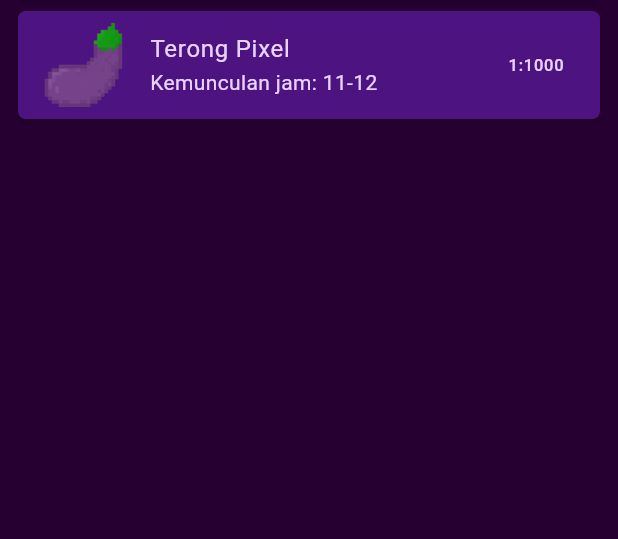
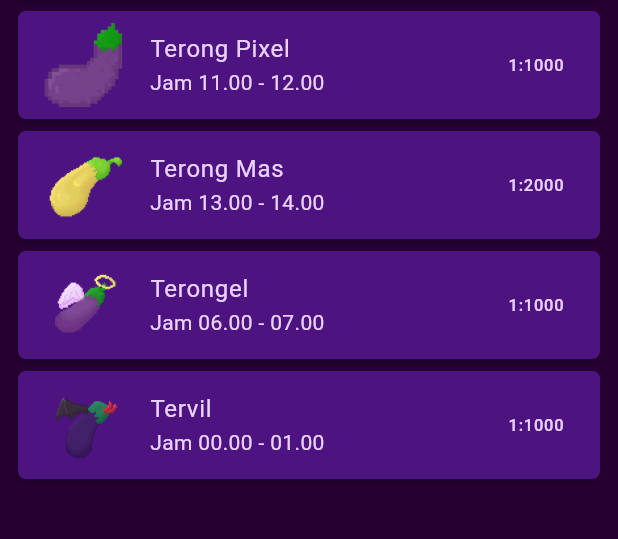
Before and after one commit to ramasii/game-terong, a Flutter app: the TerongDrop screen opened directly, on a phone screen of 412 x 824 dp, the part 211-750 px from its top. Run offline on Flutter 3.47's test engine with Material 3 defaults, Android fonts, the phone set to English and light mode, and no system bars; our stand-ins replace cloud_firestore, firebase_analytics, firebase_auth, firebase_core, shared_preferences, simple_shadow; accounts and stored records are empty; generated files the repository leaves out were written again.

Commit message:
Menambahkan terong baru
terong baru:
- tervil
- terongel
- terong mas

```diff
--- a/lib/classes/terong_manager.dart
+++ b/lib/classes/terong_manager.dart
@@ -18,7 +18,44 @@ class TerongManager {
       timeSpawnEnd: 12,
       probability: 1000);
 
-  List<TerongV2> terongList = [terong, terongPixel];
+  static TerongV2 terongMas = TerongV2(
+    id: "terongMas",
+    name: "Terong Mas",
+    description: "Apakah kamu suka terong? atau suka emas? bagaimana jika Terong Mas?",
+    creator: "Wapa",
+    img: "terong mas.png",
+    timeSpawnEnd: 14,
+    timeSpawnStart: 13,
+    probability: 2000,
+  );
+
+  static TerongV2 terongIblis = TerongV2(
+      id: "terongIblis",
+      name: "Tervil",
+      description: "Jangan di luar rumah kalo sudah Maghrib",
+      creator: "Wapa",
+      img: "iblis terong.png",
+      timeSpawnStart: 0,
+      timeSpawnEnd: 1,
+      probability: 1000);
+
+  static TerongV2 terongMalaikat = TerongV2(
+      id: "terongMalaikat",
+      name: "Terongel",
+      description: "Terong yang terbuat dari cahaya",
+      creator: "Wapa",
+      img: "malaikat terong.png",
+      timeSpawnStart: 6,
+      timeSpawnEnd: 7,
+      probability: 1000);
+
+  List<TerongV2> terongList = [
+    terong,
+    terongPixel,
+    terongMas,
+    terongMalaikat,
+    terongIblis
+  ];
 
   // func
   Future<void> LoadAllTerong() async {
--- a/lib/pages/terong_drop.dart
+++ b/lib/pages/terong_drop.dart
@@ -12,6 +12,15 @@ class TerongDrop extends StatefulWidget {
 }
 
 class _TerongDropState extends State<TerongDrop> {
+  late TerongManager terongManager;
+
+  @override
+  void initState() {
+    // TODO: implement initState
+    super.initState();
+    terongManager = TerongManager();
+  }
+
   @override
   Widget build(BuildContext context) {
     return Scaffold(
@@ -24,24 +33,116 @@ class _TerongDropState extends State<TerongDrop> {
     return Padding(
       padding: const EdgeInsets.all(8.0),
       child: ListView.builder(
-          itemCount: TerongManager().terongList.length,
+          itemCount: terongManager.terongList.length,
           itemBuilder: (context, index) {
-            TerongV2 terong = TerongManager().terongList[index];
+            TerongV2 terong = terongManager.terongList[index];
             return Card(
               color: const Color.fromARGB(255, 77, 19, 129),
               shape: const RoundedRectangleBorder(
                   borderRadius: BorderRadius.all(Radius.circular(5))),
-              child: ListTile(
-                leading: Image.asset("assets/images/${terong.img}"),
-                title: Text(terong.name),
-                subtitle: Text(terong.timeSpawnStart != null
-                    ? "Kemunculan jam: ${terong.timeSpawnStart}-${terong.timeSpawnEnd}"
-                    : "Tersedia 24 jam"),
-                trailing: Text("1:${terong.probability}"),
-              ),
+              child: TerongTile(terong),
             );
           }),
     );
+  }
+
+  ListTile TerongTile(TerongV2 terong) {
+    return ListTile(
+      onTap: () {
+        log("klik terong detail");
+        ShowTerongDetail(terong);
+      },
+      leading: Image.asset(
+        "assets/images/${terong.img}",
+        // TODO: tambahkan progress indicator ketika gambar belum dimuat
+        frameBuilder: (context, child, frame, wasSynchronouslyLoaded) {
+          if (frame != null) {
+            return child;
+          } else {
+            return CircularProgressIndicator(
+              color: Colors.indigo,
+            );
+          }
+        },
+      ),
+      title: Text(terong.name),
+      subtitle: Text(terong.timeSpawnStart != null
+          ? "Jam ${terong.timeSpawnStart.toString().length == 1 ? 0 : ''}${terong.timeSpawnStart}.00 - ${terong.timeSpawnEnd.toString().length == 1 ? 0 : ''}${terong.timeSpawnEnd}.00"
+          : "Tersedia 24 jam"),
+      trailing: Text("1:${terong.probability}"),
+    );
+  }
+
+  Future<dynamic> ShowTerongDetail(TerongV2 terong) {
+    return showDialog(
+        context: context,
+        builder: (_) {
+          double screenWidth = MediaQuery.of(context).size.width;
+          return Center(
+            child: SingleChildScrollView(
+              child: AlertDialog(
+                title: Row(
+                  children: [
+                    Expanded(child: Text(terong.name)),
+                    IconButton(
+                        onPressed: () => Navigator.pop(context),
+                        icon: Icon(Icons.close))
+                  ],
+                ),
+                actions: [
+                  TextButton(
+                      onPressed: () => Navigator.pop(context),
+                      child: Text(
+                        "Tutup",
+                        style: TextStyle(
+                            color: Color.fromARGB(255, 242, 229, 255)),
+                      ))
+                ],
+                content: Column(
+                  crossAxisAlignment: CrossAxisAlignment.start,
+                  mainAxisSize: MainAxisSize.min,
+                  children: [
+                    // gambar
+                    Align(
+                      alignment: Alignment.center,
+                      child: ConstrainedBox(
+                        constraints: BoxConstraints(
+                          maxWidth: screenWidth / 2,
+                        ),
+                        child: Image.asset("assets/images/${terong.img}"),
+                      ),
+                    ),
+                    Divider(
+                      color: Colors.transparent,
+                    ),
+                    //desc
+                    Align(
+                      alignment: Alignment.center,
+                      child: Text(
+                        terong.description,
+                        textAlign: TextAlign.center,
+                      ),
+                    ),
+                    Divider(),
+                    //punya luwh
+                    Text("Punyamu: ${terong.count}"),
+                    Divider(
+                      color: Colors.transparent,
+                    ),
+                    // jam muncul
+                    // jangan hiraukan caraku menampilkan jam dengan format 24 jam :v
+                    terong.timeSpawnStart != null
+                        ? Text(
+                            "Muncul jam ${terong.timeSpawnStart.toString().length == 1 ? 0 : ''}${terong.timeSpawnStart}.00 sampai ${terong.timeSpawnEnd.toString().length == 1 ? 0 : ''}${terong.timeSpawnEnd}.00")
+                        : Text("Terong ini tersedia 24 jam."),
+                    Text(
+                        "Setiap ${terong.probability} klik akan mendapatkan satu ${terong.name}.")
+                  ],
+                ),
+              ),
+            ),
+          );
+        });
   }
 
   AppBar appBar() {
```
Also changed, not shown: assets/images/iblis terong.png (added), assets/images/malaikat terong.png (added), assets/images/terong mas.png (added).
